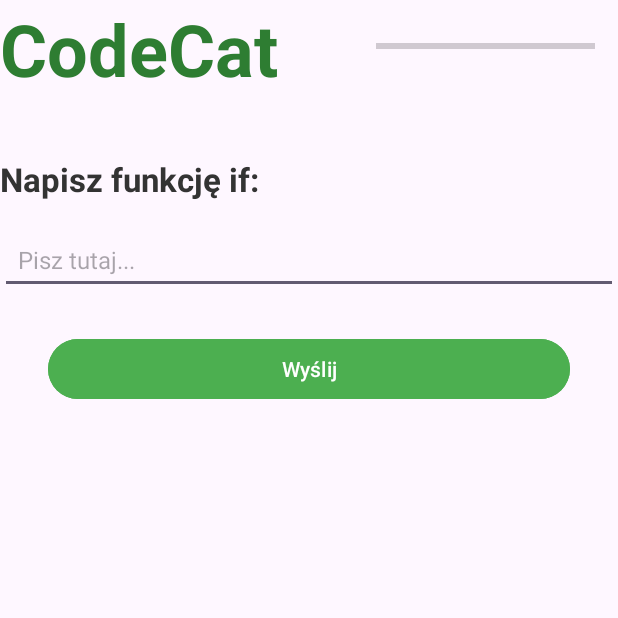
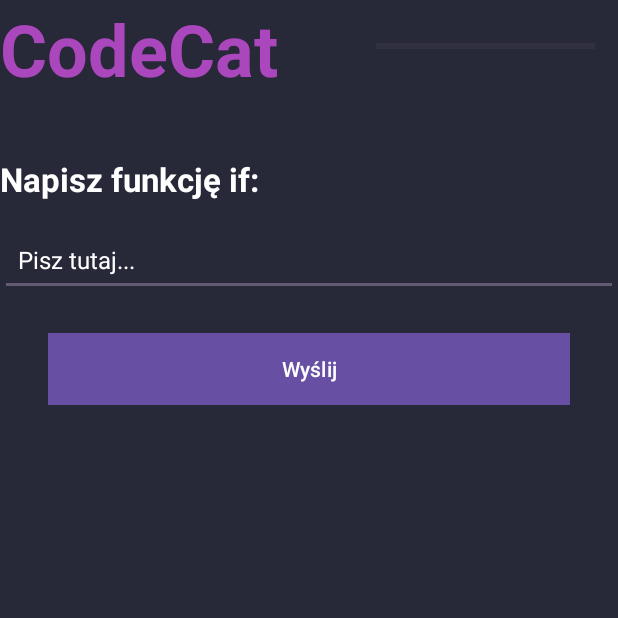
Before and after one commit to Mario776612/ProjektUnKasa, an Android app: the MainActivity3 screen opened directly, with no data from a screen before it, on a phone screen of 412 x 824 dp, the top half of it. Run offline under Robolectric (Android 15) with nearby library versions, the phone set to English and light mode, and no system bars.

Commit message:
Rock and Stone

```diff
--- a/app/src/main/res/drawable/green_circle_border.xml
+++ b/app/src/main/res/drawable/green_circle_border.xml
@@ -6,7 +6,7 @@
 
     <stroke
         android:width="10dp"
-        android:color="#007300" />
+        android:color="#00b38a" />
 
     <corners android:radius="25dp" />
 </shape>
--- a/app/src/main/res/drawable/red_circle_border.xml
+++ b/app/src/main/res/drawable/red_circle_border.xml
@@ -6,7 +6,7 @@
 
     <stroke
         android:width="10dp"
-        android:color="#941540" />
+        android:color="#a65c73" />
 
     <corners android:radius="25dp" />
 </shape>
--- a/app/src/main/res/layout/activity_daily_strike.xml
+++ b/app/src/main/res/layout/activity_daily_strike.xml
@@ -4,12 +4,14 @@
     android:layout_width="match_parent"
     android:layout_height="match_parent"
     android:gravity="center"
-    android:padding="16dp">
+    android:padding="16dp"
+    android:background="#272838">
 
     <TextView
         android:text="Daily Strike"
         android:textSize="24sp"
         android:textStyle="bold"
+        android:textColor="@color/white"
         android:layout_marginBottom="16dp"
         android:layout_width="wrap_content"
         android:layout_height="wrap_content"/>
--- a/app/src/main/res/layout/activity_finished.xml
+++ b/app/src/main/res/layout/activity_finished.xml
@@ -4,7 +4,8 @@
     xmlns:tools="http://schemas.android.com/tools"
     android:id="@+id/main"
     android:layout_width="match_parent"
-    android:layout_height="match_parent">
+    android:layout_height="match_parent"
+    android:background="#272838">
 
     <TextView
         android:id="@+id/info"
@@ -15,6 +16,7 @@
         android:text="0/0"
         android:textAlignment="center"
         android:textSize="28sp"
+        android:textColor="@color/white"
         app:layout_constraintStart_toStartOf="parent"
         app:layout_constraintTop_toTopOf="parent" />
 
@@ -25,6 +27,7 @@
         android:layout_marginStart="50dp"
         android:layout_marginTop="16dp"
         android:text="Ukończono lekcję!"
+        android:textColor="@color/white"
         android:textAlignment="center"
         android:textSize="35sp"
         app:layout_constraintStart_toStartOf="parent"
--- a/app/src/main/res/layout/activity_main.xml
+++ b/app/src/main/res/layout/activity_main.xml
@@ -9,6 +9,7 @@
         android:layout_width="match_parent"
         android:layout_height="match_parent"
         android:layout_above="@+id/bottomButtons"
+        android:layout_marginBottom="0dp"
         android:background="#272838">
 
         <LinearLayout
--- a/app/src/main/res/layout/activity_main3.xml
+++ b/app/src/main/res/layout/activity_main3.xml
@@ -5,17 +5,18 @@
     android:id="@+id/main"
     android:layout_width="match_parent"
     android:layout_height="match_parent"
-    tools:context=".MainActivity3">
+    tools:context=".MainActivity3"
+    android:background="#272838">
 
 
-<TextView
+    <TextView
         android:id="@+id/textView2"
         android:layout_width="wrap_content"
         android:layout_height="wrap_content"
         android:text="CodeCat"
+        android:textColor="#AB47BC"
         android:textSize="48sp"
         android:textStyle="bold"
-        android:textColor="#2E7D32"
         app:layout_constraintStart_toStartOf="parent"
         app:layout_constraintTop_toTopOf="parent" />
 
@@ -27,8 +28,10 @@
         android:layout_marginBottom="26dp"
         android:hint="Pisz tutaj..."
         android:inputType="text"
+        android:minHeight="48dp"
         android:padding="12dp"
         android:textColor="#000000"
+        android:textColorHint="@color/white"
         android:textSize="16sp"
         app:layout_constraintBottom_toTopOf="@+id/button"
         app:layout_constraintEnd_toEndOf="parent"
@@ -39,13 +42,14 @@
         android:id="@+id/textView4"
         android:layout_width="wrap_content"
         android:layout_height="wrap_content"
+        android:layout_marginTop="40dp"
+        android:background="#272838"
         android:text="Napisz funkcję if:"
+        android:textColor="@color/white"
         android:textSize="22sp"
         android:textStyle="bold"
-        android:textColor="#333333"
-        app:layout_constraintTop_toBottomOf="@+id/textView2"
         app:layout_constraintStart_toStartOf="parent"
-        android:layout_marginTop="40dp" />
+        app:layout_constraintTop_toBottomOf="@+id/textView2" />
 
     <Button
         android:id="@+id/button"
@@ -56,8 +60,9 @@
         android:layout_marginEnd="32dp"
         android:backgroundTint="#4CAF50"
         android:text="Wyślij"
+        android:background="#775489"
         android:textAllCaps="false"
-        android:textColor="#FFFFFF"
+        android:textColor="@color/white"
         app:layout_constraintEnd_toEndOf="parent"
         app:layout_constraintStart_toStartOf="parent"
         app:layout_constraintTop_toBottomOf="@+id/textView4" />
```
Also changed, not shown: app/src/main/res/layout/activity_main2.xml (+10 -4 lines), app/src/main/res/layout/activity_main4.xml (+4 -3 lines), app/src/main/res/layout/correct_popup.xml (+5 -3 lines), app/src/main/res/layout/incorrect_popup.xml (+6 -4 lines).
